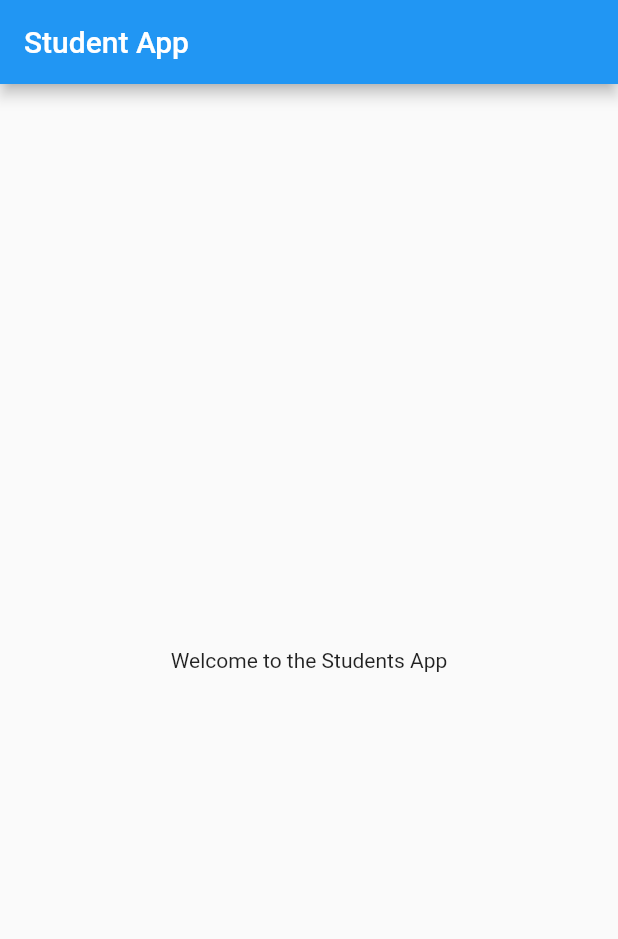
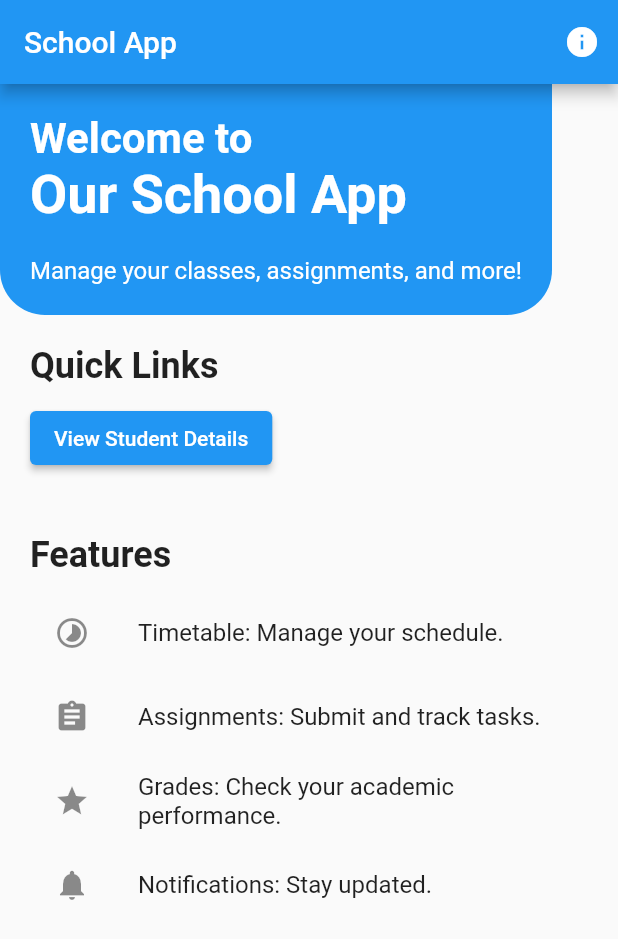
Before and after one commit to Marcario/student_app, a Flutter app: the screen it shows after launch, on a phone screen of 412 x 824 dp. Shown: the top 939 px of the screen. Run offline on Flutter 3.47's test engine with Material 2 defaults, Android fonts, the phone set to English and light mode, and no system bars.

Commit message:
schoolapp

```diff
--- a/lib/homepage.dart
+++ b/lib/homepage.dart
@@ -1,104 +1,144 @@
-
 import 'package:flutter/material.dart';
+import 'package:student_app/aboutus.dart';
+import 'package:student_app/students_details.dart';
 
 class homepage extends StatelessWidget {
-  const homepage({super.key});
+  const homepage({Key? key}) : super(key: key);
+
+  void navigateToStudentDetails(BuildContext context) {
+    Navigator.push(
+      context,
+      MaterialPageRoute(
+        builder: (context) => student_details(
+          student: Student(name: 'John Doe', age: 20, grade: 'A'),
+        ),
+      ),
+    );
+  }
+
+  void navigateToAboutUs(BuildContext context) {
+    Navigator.push(
+      context,
+      MaterialPageRoute(
+        builder: (context) => AboutUsPage(),
+      ),
+    );
+  }
 
   @override
   Widget build(BuildContext context) {
-      return Scaffold(
+    return Scaffold(
       appBar: AppBar(
-                backgroundColor: Colors.blue,
-        // backgroundColor: Theme.of(context).colorScheme.inversePrimary,
-
-        title: Text('Student App'),
+        title: Text('School App'),
+        actions: [
+          IconButton(
+            icon: Icon(Icons.info),
+            onPressed: () {
+              navigateToAboutUs(context);
+            },
+          ),
+        ],
       ),
-          body:
-          Center(
-            child: Text('Welcome to the Students App'),
-            children: [
-            ElevatedButton(
-              onPressed: () {
-            Text('Show Details',selectionColor: Colors.amber,);
-              }, child: null,
-
-            // },
-            // )
+      body: SingleChildScrollView(
+        child: Column(
+          crossAxisAlignment: CrossAxisAlignment.start,
+          children: [
+            Container(
+              padding: EdgeInsets.all(20),
+              decoration: BoxDecoration(
+                color: Colors.blue,
+                borderRadius: BorderRadius.only(
+                  bottomLeft: Radius.circular(30),
+                  bottomRight: Radius.circular(30),
+                ),
+              ),
+              child: Column(
+                crossAxisAlignment: CrossAxisAlignment.start,
+                children: [
+                  Text(
+                    'Welcome to',
+                    style: TextStyle(
+                      fontSize: 28,
+                      fontWeight: FontWeight.bold,
+                      color: Colors.white,
+                    ),
+                  ),
+                  Text(
+                    'Our School App',
+                    style: TextStyle(
+                      fontSize: 36,
+                      fontWeight: FontWeight.bold,
+                      color: Colors.white,
+                    ),
+                  ),
+                  SizedBox(height: 20),
+                  Text(
+                    'Manage your classes, assignments, and more!',
+                    style: TextStyle(
+                      fontSize: 16,
+                      color: Colors.white,
+                    ),
+                  ),
+                ],
+              ),
             ),
-          ]
+            Padding(
+              padding: EdgeInsets.all(20),
+              child: Column(
+                crossAxisAlignment: CrossAxisAlignment.start,
+                children: [
+                  Text(
+                    'Quick Links',
+                    style: TextStyle(
+                      fontSize: 24,
+                      fontWeight: FontWeight.bold,
+                    ),
+                  ),
+                  SizedBox(height: 10),
+                  ElevatedButton(
+                    onPressed: () {
+                      navigateToStudentDetails(context); // Navigate to student details
+                    },
+                    child: Text('View Student Details'), // Button text
+                  ),
+                ],
+              ),
+            ),
+            Padding(
+              padding: EdgeInsets.all(20),
+              child: Column(
+                crossAxisAlignment: CrossAxisAlignment.start,
+                children: [
+                  Text(
+                    'Features',
+                    style: TextStyle(
+                      fontSize: 24,
+                      fontWeight: FontWeight.bold,
+                    ),
+                  ),
+                  SizedBox(height: 10),
+                  ListTile(
+                    leading: Icon(Icons.timelapse),
+                    title: Text('Timetable: Manage your schedule.'),
+                  ),
+                  ListTile(
+                    leading: Icon(Icons.assignment),
+                    title: Text('Assignments: Submit and track tasks.'),
+                  ),
+                  ListTile(
+                    leading: Icon(Icons.grade),
+                    title: Text('Grades: Check your academic performance.'),
+                  ),
+                  ListTile(
+                    leading: Icon(Icons.notifications),
+                    title: Text('Notifications: Stay updated.'),
+                  ),
+                ],
+              ),
+            ),
+          ],
+        ),
+      ),
     );
-
   }
-
-   }
-
-
-// class MyHomePage extends StatefulWidget {
-//   const MyHomePage({super.key,  required String title, required this.title}) {
-//     // TODO: implement MyHomePage
-//     // throw UnimplementedError();
-//   }
-
-//   final String title;
-
-//   @override
-//   // State<MyHomePage> createState() => _MyHomePageState
-
-// // class _MyHomePageState extends State<MyHomePage> {
-// //   int _counter = 0;
-
-// //   void _incrementCounter() {
-// //
-// //     });
-// //   }
-
-//   @override
-//   Widget build(BuildContext context) {
-
-//     return Scaffold(
-//       appBar: AppBar(
-//                 backgroundColor: Colors.blue,
-//         // backgroundColor: Theme.of(context).colorScheme.inversePrimary,
-
-//         title: Text('Student App'),
-//       ),
-//       body: Center(
-//         // Center is a layout widget. It takes a single child and positions it
-//         // in the middle of the parent.
-//         child: Column(
-//           // Column is also a layout widget. It takes a list of children and
-//           // arranges them vertically. By default, it sizes itself to fit its
-//           // children horizontally, and tries to be as tall as its parent.
-//           //
-//           // Column has various properties to control how it sizes itself and
-//           // how it positions its children. Here we use mainAxisAlignment to
-//           // center the children vertically; the main axis here is the vertical
-//           // axis because Columns are vertical (the cross axis would be
-//           // horizontal).
-//           //
-//           // TRY THIS: Invoke "debug painting" (choose the "Toggle Debug Paint"
-//           // action in the IDE, or press "p" in the console), to see the
-//           // wireframe for each widget.
-//           mainAxisAlignment: MainAxisAlignment.center,
-//           children: <Widget>[
-//             const Text(
-//               'You have pushed the button this many times:',
-//             ),
-
-//           ],
-//         ),
-//       ),
-//       // floatingActionButton: FloatingActionButton(
-//       //   // onPressed:const {}
-
-
-//       // ), // This trailing comma makes auto-formatting nicer for build methods.
-//     );
-//   }
-
-//   @override
-//   State<StatefulWidget> createState() {
-//     // TODO: implement createState
-//     throw UnimplementedError();
-//   }
-// }
+}
--- a/lib/students_details.dart
+++ b/lib/students_details.dart
@@ -1,19 +1,54 @@
-// import 'package:flutter/material.dart';
+import 'package:flutter/material.dart';
 
+// Student class to hold student details
+class Student {
+  final String name;
+  final int age;
+  final String grade;
 
-// class StudentDetails extends StatelessWidget {
-// StudentDetails({super.key});
+  Student({
+    required this.name,
+    required this.age,
+    required this.grade,
+  });
+}
 
+// Student details page
+class student_details extends StatelessWidget {
+  final Student student;
 
+  // Constructor to receive student details
+  const student_details({Key? key, required this.student}) : super(key: key);
 
-//   @override
-//   Widget build(BuildContext context) {
-
-//     return  Scaffold(
-//        body:ListView(
-//         addAutomaticKeepAlives:true
-//         StudentName:'John Doe'
-//         ),
-//     );
-//   }
-// }
+  @override
+  Widget build(BuildContext context) {
+    return Scaffold(
+      appBar: AppBar(
+        title: Text('Student Details'),
+      ),
+      body: Padding(
+        padding: EdgeInsets.all(16.0),
+        child: Column(
+          crossAxisAlignment: CrossAxisAlignment.start,
+          children: [
+            Text(
+              'Name: ${student.name}',
+              style: TextStyle(fontSize: 18, fontWeight: FontWeight.bold),
+            ),
+            SizedBox(height: 10),
+            Text(
+              'Age: ${student.age}',
+              style: TextStyle(fontSize: 16),
+            ),
+            SizedBox(height: 10),
+            Text(
+              'Grade: ${student.grade}',
+              style: TextStyle(fontSize: 16),
+            ),
+            // You can add more details here as needed
+          ],
+        ),
+      ),
+    );
+  }
+}
```
Also changed, not shown: lib/aboutus.dart (added, +79 -0 lines).
